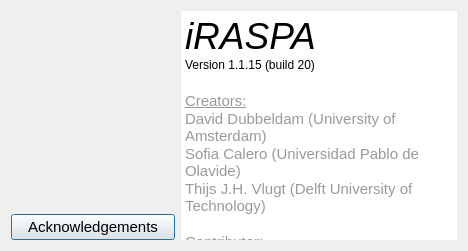
gnvramanarao/iRASPA-QT, file iRASPA/aboutdialog.ui: the form before one commit.
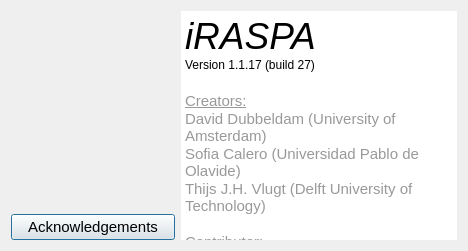
The form after the commit. Icons and pictures are not drawn.

Diff of the .ui file:
```diff
--- a/iRASPA/aboutdialog.ui
+++ b/iRASPA/aboutdialog.ui
@@ -128,19 +128,19 @@
         <string>&lt;!DOCTYPE HTML PUBLIC &quot;-//W3C//DTD HTML 4.0//EN&quot; &quot;http://www.w3.org/TR/REC-html40/strict.dtd&quot;&gt;
 &lt;html&gt;&lt;head&gt;&lt;meta name=&quot;qrichtext&quot; content=&quot;1&quot; /&gt;&lt;style type=&quot;text/css&quot;&gt;
 p, li { white-space: pre-wrap; }
-&lt;/style&gt;&lt;/head&gt;&lt;body style=&quot; font-family:'.SF NS Text'; font-size:13pt; font-weight:400; font-style:normal;&quot;&gt;
-&lt;p style=&quot; margin-top:0px; margin-bottom:0px; margin-left:0px; margin-right:0px; -qt-block-indent:0; text-indent:0px;&quot;&gt;&lt;span style=&quot; font-size:28pt; font-style:italic;&quot;&gt;iRASPA&lt;/span&gt;&lt;/p&gt;
-&lt;p style=&quot; margin-top:0px; margin-bottom:0px; margin-left:0px; margin-right:0px; -qt-block-indent:0; text-indent:0px;&quot;&gt;&lt;span style=&quot; font-size:9pt;&quot;&gt;Version 1.1.15 (build 20)&lt;/span&gt;&lt;/p&gt;
-&lt;p style=&quot;-qt-paragraph-type:empty; margin-top:0px; margin-bottom:0px; margin-left:0px; margin-right:0px; -qt-block-indent:0; text-indent:0px;&quot;&gt;&lt;br /&gt;&lt;/p&gt;
-&lt;p style=&quot; margin-top:0px; margin-bottom:0px; margin-left:0px; margin-right:0px; -qt-block-indent:0; text-indent:0px;&quot;&gt;&lt;span style=&quot; font-size:11pt; text-decoration: underline; color:#999999;&quot;&gt;Creators:&lt;/span&gt;&lt;/p&gt;
-&lt;p style=&quot; margin-top:0px; margin-bottom:0px; margin-left:0px; margin-right:0px; -qt-block-indent:0; text-indent:0px;&quot;&gt;&lt;span style=&quot; font-size:11pt; color:#999999;&quot;&gt;David Dubbeldam (University of Amsterdam)&lt;/span&gt;&lt;/p&gt;
-&lt;p style=&quot; margin-top:0px; margin-bottom:0px; margin-left:0px; margin-right:0px; -qt-block-indent:0; text-indent:0px;&quot;&gt;&lt;span style=&quot; font-size:11pt; color:#999999;&quot;&gt;Sofia Calero (Universidad Pablo de Olavide)&lt;/span&gt;&lt;/p&gt;
-&lt;p style=&quot; margin-top:0px; margin-bottom:0px; margin-left:0px; margin-right:0px; -qt-block-indent:0; text-indent:0px;&quot;&gt;&lt;span style=&quot; font-size:11pt; color:#999999;&quot;&gt;Thijs J.H. Vlugt (Delft University of Technology)&lt;/span&gt;&lt;/p&gt;
-&lt;p style=&quot;-qt-paragraph-type:empty; margin-top:0px; margin-bottom:0px; margin-left:0px; margin-right:0px; -qt-block-indent:0; text-indent:0px; font-size:11pt; color:#999999;&quot;&gt;&lt;br /&gt;&lt;/p&gt;
-&lt;p style=&quot; margin-top:0px; margin-bottom:0px; margin-left:0px; margin-right:0px; -qt-block-indent:0; text-indent:0px;&quot;&gt;&lt;span style=&quot; font-size:11pt; text-decoration: underline; color:#999999;&quot;&gt;Contributor:&lt;/span&gt;&lt;/p&gt;
-&lt;p style=&quot; margin-top:0px; margin-bottom:0px; margin-left:0px; margin-right:0px; -qt-block-indent:0; text-indent:0px;&quot;&gt;&lt;span style=&quot; font-size:11pt; color:#999999;&quot;&gt;Randall Q. Snurr (Northwestern University)&lt;/span&gt;&lt;/p&gt;
-&lt;p style=&quot;-qt-paragraph-type:empty; margin-top:0px; margin-bottom:0px; margin-left:0px; margin-right:0px; -qt-block-indent:0; text-indent:0px;&quot;&gt;&lt;br /&gt;&lt;/p&gt;
-&lt;p style=&quot; margin-top:0px; margin-bottom:0px; margin-left:0px; margin-right:0px; -qt-block-indent:0; text-indent:0px;&quot;&gt;&lt;a href=&quot;http://dx.doi.org/10.1080/08927022.2018.1426855&quot;&gt;&lt;span style=&quot; text-decoration: underline; color:#0000ff;&quot;&gt;Link to article&lt;/span&gt;&lt;/a&gt;&lt;/p&gt;&lt;/body&gt;&lt;/html&gt;</string>
+&lt;/style&gt;&lt;/head&gt;&lt;body style=&quot; font-family:'.AppleSystemUIFont'; font-size:13pt; font-weight:400; font-style:normal;&quot;&gt;
+&lt;p style=&quot; margin-top:0px; margin-bottom:0px; margin-left:0px; margin-right:0px; -qt-block-indent:0; text-indent:0px;&quot;&gt;&lt;span style=&quot; font-family:'.SF NS Text'; font-size:28pt; font-style:italic;&quot;&gt;iRASPA&lt;/span&gt;&lt;/p&gt;
+&lt;p style=&quot; margin-top:0px; margin-bottom:0px; margin-left:0px; margin-right:0px; -qt-block-indent:0; text-indent:0px;&quot;&gt;&lt;span style=&quot; font-family:'.SF NS Text'; font-size:9pt;&quot;&gt;Version 1.1.17 (build 27)&lt;/span&gt;&lt;/p&gt;
+&lt;p style=&quot;-qt-paragraph-type:empty; margin-top:0px; margin-bottom:0px; margin-left:0px; margin-right:0px; -qt-block-indent:0; text-indent:0px; font-family:'.SF NS Text';&quot;&gt;&lt;br /&gt;&lt;/p&gt;
+&lt;p style=&quot; margin-top:0px; margin-bottom:0px; margin-left:0px; margin-right:0px; -qt-block-indent:0; text-indent:0px;&quot;&gt;&lt;span style=&quot; font-family:'.SF NS Text'; font-size:11pt; text-decoration: underline; color:#999999;&quot;&gt;Creators:&lt;/span&gt;&lt;/p&gt;
+&lt;p style=&quot; margin-top:0px; margin-bottom:0px; margin-left:0px; margin-right:0px; -qt-block-indent:0; text-indent:0px;&quot;&gt;&lt;span style=&quot; font-family:'.SF NS Text'; font-size:11pt; color:#999999;&quot;&gt;David Dubbeldam (University of Amsterdam)&lt;/span&gt;&lt;/p&gt;
+&lt;p style=&quot; margin-top:0px; margin-bottom:0px; margin-left:0px; margin-right:0px; -qt-block-indent:0; text-indent:0px;&quot;&gt;&lt;span style=&quot; font-family:'.SF NS Text'; font-size:11pt; color:#999999;&quot;&gt;Sofia Calero (Universidad Pablo de Olavide)&lt;/span&gt;&lt;/p&gt;
+&lt;p style=&quot; margin-top:0px; margin-bottom:0px; margin-left:0px; margin-right:0px; -qt-block-indent:0; text-indent:0px;&quot;&gt;&lt;span style=&quot; font-family:'.SF NS Text'; font-size:11pt; color:#999999;&quot;&gt;Thijs J.H. Vlugt (Delft University of Technology)&lt;/span&gt;&lt;/p&gt;
+&lt;p style=&quot;-qt-paragraph-type:empty; margin-top:0px; margin-bottom:0px; margin-left:0px; margin-right:0px; -qt-block-indent:0; text-indent:0px; font-family:'.SF NS Text'; font-size:11pt; color:#999999;&quot;&gt;&lt;br /&gt;&lt;/p&gt;
+&lt;p style=&quot; margin-top:0px; margin-bottom:0px; margin-left:0px; margin-right:0px; -qt-block-indent:0; text-indent:0px;&quot;&gt;&lt;span style=&quot; font-family:'.SF NS Text'; font-size:11pt; text-decoration: underline; color:#999999;&quot;&gt;Contributor:&lt;/span&gt;&lt;/p&gt;
+&lt;p style=&quot; margin-top:0px; margin-bottom:0px; margin-left:0px; margin-right:0px; -qt-block-indent:0; text-indent:0px;&quot;&gt;&lt;span style=&quot; font-family:'.SF NS Text'; font-size:11pt; color:#999999;&quot;&gt;Randall Q. Snurr (Northwestern University)&lt;/span&gt;&lt;/p&gt;
+&lt;p style=&quot;-qt-paragraph-type:empty; margin-top:0px; margin-bottom:0px; margin-left:0px; margin-right:0px; -qt-block-indent:0; text-indent:0px; font-family:'.SF NS Text';&quot;&gt;&lt;br /&gt;&lt;/p&gt;
+&lt;p style=&quot; margin-top:0px; margin-bottom:0px; margin-left:0px; margin-right:0px; -qt-block-indent:0; text-indent:0px;&quot;&gt;&lt;a href=&quot;http://dx.doi.org/10.1080/08927022.2018.1426855&quot;&gt;&lt;span style=&quot; font-family:'.SF NS Text'; text-decoration: underline; color:#0000ff;&quot;&gt;Link to article&lt;/span&gt;&lt;/a&gt;&lt;/p&gt;&lt;/body&gt;&lt;/html&gt;</string>
        </property>
        <property name="textInteractionFlags">
         <set>Qt::TextBrowserInteraction</set>
```
